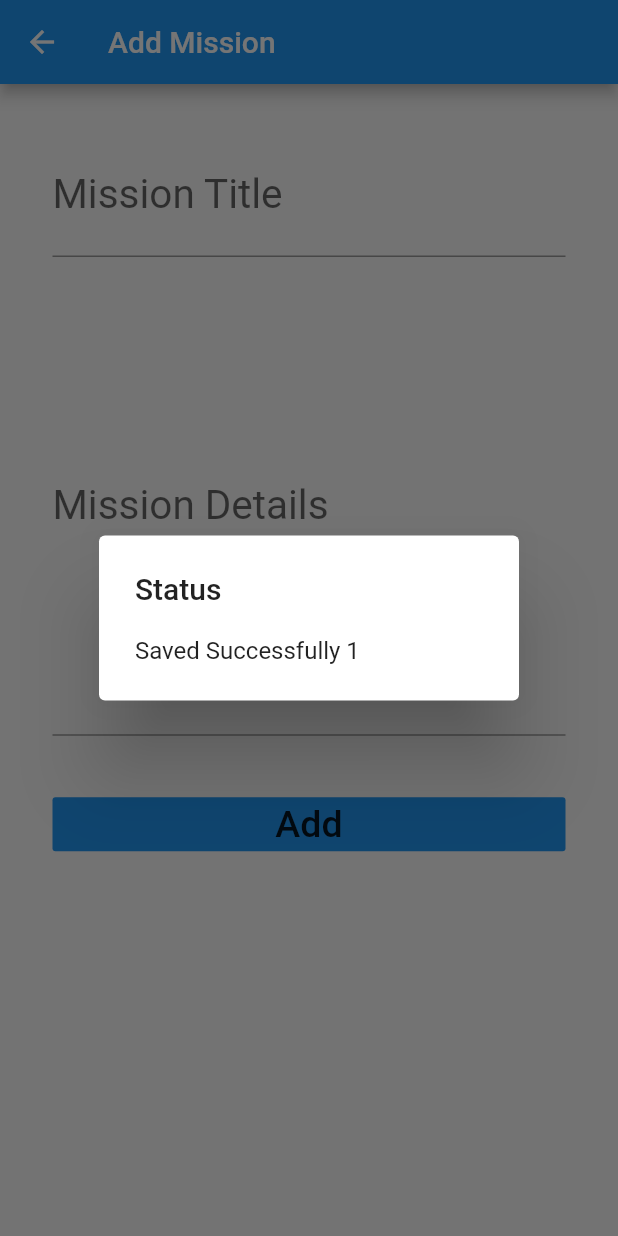
After one commit to AliElwasila/fael_khair, a Flutter app: the AddMission screen opened directly, after a tap on "Add", on a phone screen of 412 x 824 dp. The commit adds this screen. Run offline on Flutter 3.47's test engine with Material 2 defaults, Android fonts, the phone set to English and light mode, and no system bars; our stand-ins replace sqflite; accounts and stored records are empty.

Commit message:
update after adding sqf

```diff
--- /dev/null
+++ b/lib/add_mission.dart
@@ -0,0 +1,105 @@
+import 'package:flutter/material.dart';
+import 'package:fael_khair/models/mission_model.dart';
+import 'package:fael_khair/utils/database_helper.dart';
+import 'package:intl/intl.dart';
+
+class AddMission extends StatefulWidget {
+  @override
+  _AddMissionState createState() => _AddMissionState();
+}
+
+class _AddMissionState extends State<AddMission> {
+  DatabaseHelper databaseHelper = DatabaseHelper();
+  //List<Mission> missionList;
+  Mission mission = new Mission();
+  TextEditingController titleController = TextEditingController();
+  TextEditingController detailsController = TextEditingController();
+  @override
+
+
+
+  Widget build(BuildContext context) {
+    return Scaffold(
+      appBar: AppBar(
+        title: Text("Add Mission"),
+      ),
+      body: ListView(
+        padding: EdgeInsets.all(35),
+        children: <Widget>[
+          TextField(
+            controller: titleController,
+            onChanged: (value){
+              mission.title = titleController.text;
+            },
+            style: TextStyle(fontSize: 27),
+            decoration: InputDecoration(
+              //hintText: "Mission Title",
+              labelText: "Mission Title",
+            ),
+          ),
+          SizedBox(
+            height: 15,
+          ),
+          TextField(
+            controller: detailsController,
+            onChanged: (value){
+              mission.details = detailsController.text;
+            },
+            style: TextStyle(fontSize: 27),
+            decoration: InputDecoration(
+              labelText: "Mission Details",
+            ),
+            maxLines: 8,
+          ),
+          SizedBox(
+            height: 35,
+          ),
+          FlatButton(
+            onPressed: () {
+              setState(() {
+                _save();
+              });
+            },
+            color: Colors.blue,
+            child: Text(
+              "Add",
+              style: TextStyle(fontSize: 25),
+            ),
+          ),
+        ],
+      ),
+    );
+  }
+  void _save() async {
+   mission.date = DateFormat.yMMMd().format(DateTime.now());
+  mission.title = titleController.text;
+  mission.details = detailsController.text;
+   mission = Mission.newObject(mission.title,mission.details,mission.date);
+
+
+    int result;
+
+    //if (mission.id == null) {
+      result = await databaseHelper.insertMission(mission);
+      print("your title"+mission.title);
+      print("your details "+mission.details);
+      print("your date"+mission.date);
+    //}
+    if(result != 0  ){
+      _showAlertDialog("Status","Saved Successfully $result");
+    }
+    else{
+      _showAlertDialog("Status","Note not Saved $result ");
+    }
+    //Navigator.pop(context);
+  }
+  _showAlertDialog(String title , String message){
+    AlertDialog alertDialog = AlertDialog(
+      title: Text(title),
+      content: Text(message),
+    );
+    showDialog(context: context,
+        builder: (_) => alertDialog
+    );
+  }
+}
--- /dev/null
+++ b/lib/models/mission_model.dart
@@ -0,0 +1,49 @@
+
+class Mission {
+  int _id;
+  String _title;
+  String _details;
+  String _date;
+  Mission();
+  Mission.newObject(this._title,this._details,this._date);
+  Mission.withId(this._id,this._title,this._details,this._date);
+
+  int get id => _id;
+  String get title => _title;
+  String get details => _details;
+  String get date => _date;
+
+  set title(String newTitle){
+    this._title = newTitle;
+  }
+
+  set details(String newDetails){
+    this._details = newDetails;
+  }
+  set date(String newDate){
+    this._date = newDate;
+  }
+
+  Map< String , dynamic> toMap(){
+
+    var map = Map<String , dynamic>();
+
+    if(id != null ) {
+      map["id"] = _id;
+    }
+    map["title"] = _title;
+    map["details"] = _details;
+    map["date"] = _date;
+
+    return map;
+  }
+
+  Mission.FromMapObject(Map<String , dynamic> map){
+    this._id = map["id"];
+    this._title = map["title"];
+    this._details = map["details"];
+    this._date = map["date"];
+
+
+  }
+}
--- /dev/null
+++ b/lib/utils/database_helper.dart
@@ -0,0 +1,81 @@
+//import 'package:intl/intl.dart';
+import 'package:path_provider/path_provider.dart';
+import 'package:sqflite/sqflite.dart';
+import 'dart:async';
+import 'dart:io';
+import 'package:fael_khair/models/mission_model.dart';
+
+class DatabaseHelper {
+  static DatabaseHelper _databaseHelper;
+  static Database _database;
+  String missionsTable = "missions_table";
+  String colId = "id";
+  String colTitle = "title";
+  String colDetails = "details";
+  String colDate = "date";
+
+  DatabaseHelper.createInistance();
+
+  factory DatabaseHelper() {
+    if (_databaseHelper == null) {
+      _databaseHelper = DatabaseHelper.createInistance();
+    }
+    return _databaseHelper;
+  }
+
+  Future<Database> get database async{
+    if(_database == null ){
+      _database = await initializeDatabase();
+    }
+    return _database;
+  }
+
+  Future<Database> initializeDatabase() async{
+    //get The Directory
+    Directory directory = await getApplicationDocumentsDirectory();
+    String path = (directory.path + "Missions.db");
+    //open || Create database
+    var missionsDatabase = await openDatabase(path,version: 1 , onCreate: _createDb);
+    return missionsDatabase;
+  }
+
+  void _createDb(Database db, int newVersion) async {
+    await db.execute(
+        "CREATE TABLE $missionsTable($colId INTEGER PRIMARY KEY AUTOINCREMENT , $colTitle TEXT ,$colDetails TEXT , $colDate TEXT)");
+  }
+
+ Future<List<Map<String , dynamic>>> getMissionsMapList() async{
+    Database db = await this.database;
+    var result = db.query(missionsTable,orderBy: "$colId ASC");
+  return result;
+  }
+
+  Future<int> insertMission(Mission mission) async{
+    Database db = await this.database;
+    var result = await db.insert(missionsTable, mission.toMap());
+    return result;
+  }
+
+  Future<int> updateMission(Mission mission) async{
+    Database db = await this.database;
+    var result = await db.update(missionsTable, mission.toMap(),where: "$colId = ?", whereArgs: [mission.id]);
+    return result;
+  }
+
+  Future<int> deleteMission(Mission mission) async{
+    Database db = await this.database;
+    var result = await db.delete(missionsTable,where: "$colId = ?", whereArgs: [mission.id]);
+    return result;
+  }
+
+  Future<List<Mission>> getMissionList() async{
+
+    var missionMapList = await getMissionsMapList();
+    int count = missionMapList.length;
+    List<Mission> missionList = List<Mission>();
+    for(int i = 0 ; i > count ; i++){
+      missionList.add(Mission.FromMapObject(missionMapList[i]));
+    }
+    return missionList;
+  }
+}
--- a/pubspec.yaml
+++ b/pubspec.yaml
@@ -19,6 +19,9 @@ environment:
 dependencies:
   flutter:
     sdk: flutter
+  sqflite: ^1.3.0
+  path_provider: ^1.6.11
+  intl: ^0.16.1
 
   # The following adds the Cupertino Icons font to your application.
   # Use with the CupertinoIcons class for iOS style icons.
```
Also changed, not shown: lib/page1.dart (+65 -116 lines), pubspec.lock.
